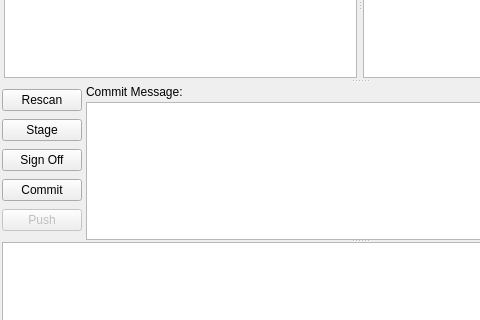
First picture: the form in ui/Window.ui, repository git-cola/git-cola, before the edit; both pictures show x 0 to 480 and y 102 to 422 of the 720 by 512 pixel window.
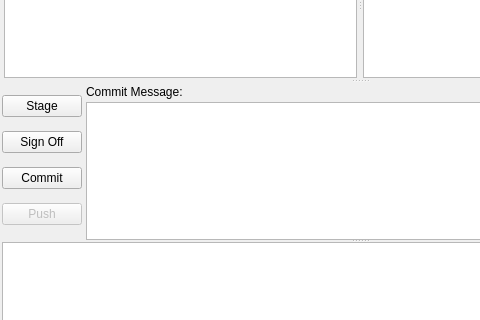
Second picture: the form after the edit.

The edit to the form file:
```diff
--- a/ui/Window.ui
+++ b/ui/Window.ui
@@ -184,16 +184,6 @@
            <property name="spacing" >
             <number>1</number>
            </property>
-           <item>
-            <widget class="QPushButton" name="rescanButton" >
-             <property name="toolTip" >
-              <string>Rescan tells ugit to rescan for changes to the git repository.</string>
-             </property>
-             <property name="text" >
-              <string>Rescan</string>
-             </property>
-            </widget>
-           </item>
            <item>
             <widget class="QPushButton" name="stageButton" >
              <property name="toolTip" >
```
Left out of the diff: 6 changed lines with no effect on the pictures.
